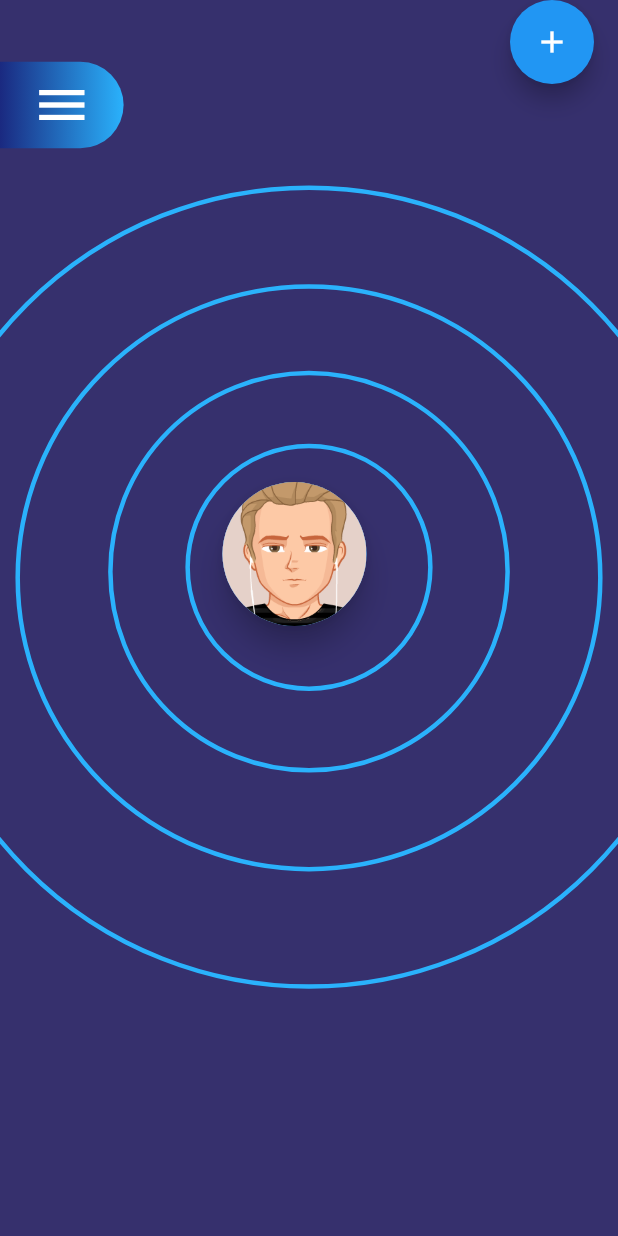
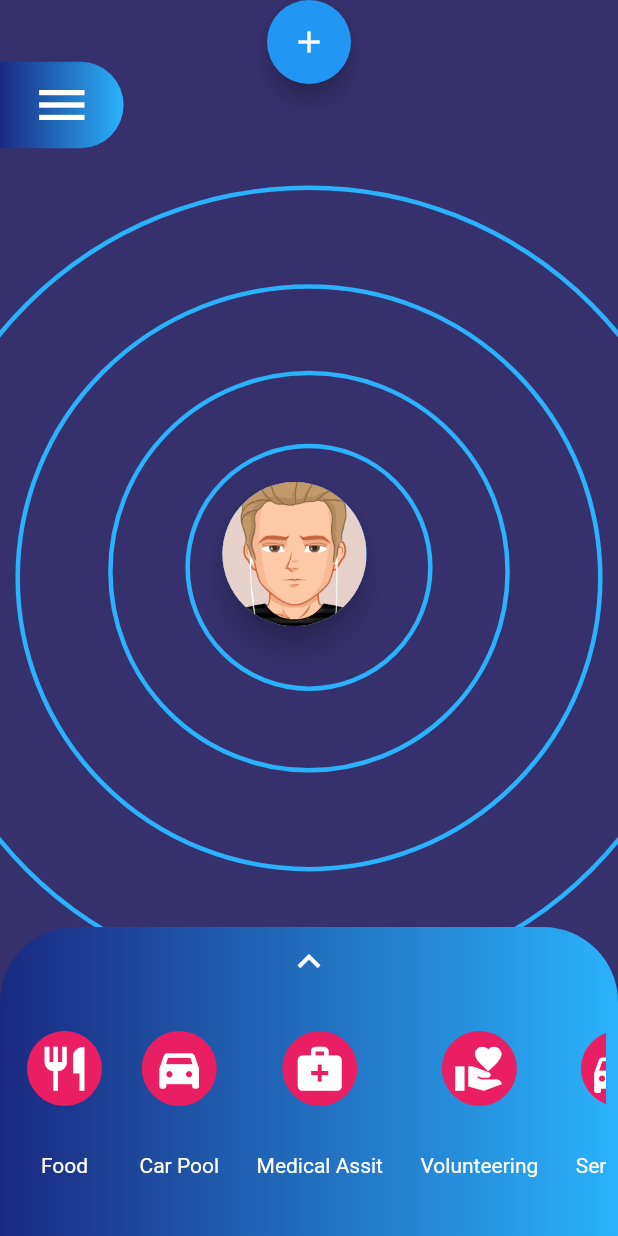
Before and after one commit to Developer-Student-Clubs-MMDU/ekjut, a Flutter app: the HomePage screen opened directly, on a phone screen of 412 x 824 dp. Run offline on Flutter 3.47's test engine with Material 2 defaults, Android fonts, the phone set to English and light mode, and no system bars.

Commit message:
New Commit

```diff
--- /dev/null
+++ b/new_login/lib/models/bottomsheet_list.dart
@@ -0,0 +1,76 @@
+import 'package:flutter/material.dart';
+
+class ButtonSheetInfo {
+  Widget widget;
+  String name;
+  ButtonSheetInfo({required this.name, required this.widget});
+}
+
+List<ButtonSheetInfo> listBottomSheet = [
+  ButtonSheetInfo(
+      name: "Food",
+      widget: Container(
+         height: 50,
+        width: 50,
+        alignment: Alignment.center,
+          decoration: BoxDecoration(
+            color: Colors.pink,
+            borderRadius: BorderRadius.circular(50)),
+          child: const Icon(
+            Icons.restaurant_outlined,
+            size: 35,
+            color: Colors.white,
+          ))),
+  ButtonSheetInfo(
+      name: "Car Pool",
+      widget: Container(
+        height: 50,
+        width: 50,
+        alignment: Alignment.center,
+          decoration: BoxDecoration(
+            color: Colors.pink,
+            borderRadius: BorderRadius.circular(50)),
+          child: const Icon(
+             Icons.directions_car_filled,
+            color: Colors.white,size: 35,
+          ))),
+  ButtonSheetInfo(
+      name: "Medical Assit",
+      widget: Container(
+        height: 50,
+        width: 50,
+        alignment: Alignment.center,
+          decoration: BoxDecoration(
+            color: Colors.pink,
+            borderRadius: BorderRadius.circular(50)),
+          child: const Icon(
+             Icons.medical_services,
+            color: Colors.white,size: 35,
+          ))),
+  ButtonSheetInfo(
+      name: "Volunteering",
+      widget: Container(
+        height: 50,
+        width: 50,
+        alignment: Alignment.center,
+          decoration: BoxDecoration(
+            color: Colors.pink,
+            borderRadius: BorderRadius.circular(50)),
+          child: const Icon(
+             Icons.volunteer_activism,size: 35,
+            color: Colors.white,
+          ))),
+  ButtonSheetInfo(
+      name: "Service 1",
+      widget: Container(
+        height: 50,
+        width: 50,
+        alignment: Alignment.center,
+          decoration: BoxDecoration(
+            color: Colors.pink,
+            borderRadius: BorderRadius.circular(50)),
+          child: const Icon(
+             Icons.taxi_alert,size: 35,
+            color: Colors.white,
+          ))),
+];
--- a/new_login/lib/pages/home_page.dart
+++ b/new_login/lib/pages/home_page.dart
@@ -1,132 +1,233 @@
-// import 'package:dotted_border/dotted_border.dart';
-//import 'package:dotted_decoration/dotted_decoration.dart';
+import 'dart:ui';
+
 import 'package:flutter/material.dart';
+import 'package:flutter/rendering.dart';
+import '../models/bottomsheet_list.dart';
 import 'package:new_login/pages/login_page.dart';
-// import '../style.dart';
 import '../widgets/build_circle.dart';
-// import 'package:measured_size/measured_size.dart';
 import '../size_config.dart';
 import '../models/buildpeople.dart';
 import 'dart:math';
+bool isSwipeUp = false;
 // Size wsize = Size.zero;
 String generateRandomString(int len) {
   var r = Random();
-  const _chars = 'AaBbCcDdEeFfGgHhIiJjKkLlMmNnOoPpQqRrSsTtUuVvWwXxYyZz1234567890';
+  const _chars =
+      'AaBbCcDdEeFfGgHhIiJjKkLlMmNnOoPpQqRrSsTtUuVvWwXxYyZz1234567890';
   return List.generate(len, (index) => _chars[r.nextInt(_chars.length)]).join();
 }
-double height=0.0;
-double width = 0.0 ;
-class HomePage  extends StatefulWidget {
-  const HomePage ({ Key? key }) : super(key: key);
+
+double height = 0.0;
+double width = 0.0;
+
+class HomePage extends StatefulWidget {
+  const HomePage({Key? key}) : super(key: key);
 
   @override
   _HomePageState createState() => _HomePageState();
 }
 
 class _HomePageState extends State<HomePage> {
-  double  randnum(n){
+  double randnum(n) {
     Random rand = new Random();
-    double randNum = rand.nextDouble()*n;
+    double randNum = rand.nextDouble() * n;
 
-   return randNum ;
+    return randNum;
   }
+
 
   @override
   Widget build(BuildContext context) {
     SizeConfig().init(context);
-     height =SizeConfig.screenHeight!;
+    height = SizeConfig.screenHeight!;
     width = SizeConfig.screenWidth!;
     return SafeArea(
       child: Scaffold(
-
-         //appBar: AppBar(elevation: 0,),
+        ///appBar: AppBar(elevation: 0,),
         backgroundColor: primaryColor,
-        // body: Center(
-        //   child: Container(
-        //     height: width-15,
-        //     width: width-15,
-        //     color: Colors.black12,
-
         body: Container(
           width: width,
           height: height,
           color: primaryColor,
+          child: GestureDetector(
+            onPanEnd: (details){
+                            print(details.velocity.pixelsPerSecond.dy.toString());
+                            print(details.velocity.pixelsPerSecond.dx.toString());
+                          if(details.velocity.pixelsPerSecond.dy<-100){
+                            setState(() {
+                              isSwipeUp = true;
+                            });
+
+                          }
+                          else{
+                            setState(() {
+                              isSwipeUp = false;
+                            });
+                          }
+                        },
+
+                    //  onVerticalDragEnd: (details){
+                    //    print(details.velocity.pixelsPerSecond.dy);
+                    //    print(details.velocity.pixelsPerSecond.dx);
+
+                    //  },
+
             child: Stack(
               //  alignment: AlignmentDirectional.center,
               // ignore: deprecated_member_use
-              //  overflow: Overflow.clip,
+              // overflow: Overflow.clip,
               //clipBehavior: Clip.hardEdge,
               children: [
-
                 // Center(child: getCon(height, width)),
 
-                  Positioned(     /// [Menu Button]
+                Positioned(
+                  /// [Menu Button]
                   left: 0.0,
-                    top: height*0.05,
+                  top: height * 0.05,
                   child: Container(
-                      height: height*0.07,
-                      width: width*0.2,
-                      decoration:const BoxDecoration(
-                        borderRadius: BorderRadius.only(topRight: Radius.circular(30,),bottomRight: Radius.circular(30)),
+                    height: height * 0.07,
+                    width: width * 0.2,
+                    decoration: const BoxDecoration(
+                      borderRadius: BorderRadius.only(
+                          topRight: Radius.circular(
+                            30,
+                          ),
+                          bottomRight: Radius.circular(30)),
                       gradient: LinearGradient(
-
-                       begin: Alignment.centerLeft,end: Alignment.centerRight, colors: [
+                          begin: Alignment.centerLeft,
+                          end: Alignment.centerRight,
+                          colors: [
                             Color.fromRGBO(26, 41, 128, 100),
                             Color.fromRGBO(42, 178, 252, 90),
                           ]),
                     ),
                     alignment: Alignment.center,
-                      child: const Icon(Icons.menu,color: Colors.white,size: 40,),
+                    child: const Icon(
+                      Icons.menu,
+                      color: Colors.white,
+                      size: 40,
+                    ),
                   ),
                 ),
                 Positioned(
-                   top: (height*0.15),
-                   right: -width*0.15,
-                  child: BuildCircle(color: const Color.fromRGBO(42, 178, 252, 90), radius:width*1.3),),
+                  top: (height * 0.15),
+                  right: -width * 0.15,
+                  child: BuildCircle(
+                      color: const Color.fromRGBO(42, 178, 252, 90),
+                      radius: width * 1.3),
+                ),
                 Positioned(
-                   top: (height*0.23),
-                   right: width*0.025,
-                  child: BuildCircle(color: const Color.fromRGBO(42, 178, 252, 90), radius:width*0.95),),
+                  top: (height * 0.23),
+                  right: width * 0.025,
+                  child: BuildCircle(
+                      color: const Color.fromRGBO(42, 178, 252, 90),
+                      radius: width * 0.95),
+                ),
                 Positioned(
-                   top: (height*0.30),
-                   right: width*0.175,
-                  child: BuildCircle(color: const Color.fromRGBO(42, 178, 252, 90), radius:width*0.65),),
+                  top: (height * 0.30),
+                  right: width * 0.175,
+                  child: BuildCircle(
+                      color: const Color.fromRGBO(42, 178, 252, 90),
+                      radius: width * 0.65),
+                ),
                 Positioned(
-                   top: (height*0.359),
-                   right: width*0.3,
-                  child: BuildCircle(color: const Color.fromRGBO(42, 178, 252, 90), radius:width*0.4),),
+                  top: (height * 0.359),
+                  right: width * 0.3,
+                  child: BuildCircle(
+                      color: const Color.fromRGBO(42, 178, 252, 90),
+                      radius: width * 0.4),
+                ),
                 Positioned(
-                    top: height*0.39,
-                    left: width*0.36,
+                  top: height * 0.39,
+                  left: width * 0.36,
                   child: const Material(
                     shape: CircleBorder(),
                     elevation: 8.0,
-                      child:  CircleAvatar(
+                    child: CircleAvatar(
                         radius: 48,
-                        backgroundImage: AssetImage("assets/images/randomPic_OfGuy.png")),
+                        backgroundImage:
+                            AssetImage("assets/images/randomPic_OfGuy.png")),
                   ),
                 ),
 
+                //  const Positioned(
+                //    top: 0.0,
 
-                    for(final itr in buildpeople)
-                     Positioned(top: itr.posW,
+                //    child: ButtonSheetSwpieUp()),
+                // Positioned(
+                //   bottom: 0.0,
+                //   child: ButtonSheetSwpieUp()),
+
+                for (final itr in buildpeople)
+                  Positioned(
+                    top: itr.posW,
                     left: itr.posH,
-                       child: itr,),
+                    child: itr,
+                  ),
 
+                  AnimatedOpacity(
+                    duration: const  Duration(milliseconds: 400),
+                    opacity: (isSwipeUp)?1.0:0.0,
+                  child: BackdropFilter(filter: ImageFilter.blur(sigmaX: 5.0,sigmaY: 5.0),
 
+                    child: Container(
+                      color: Colors.black.withOpacity(0.2),
+                    ),),
+                  ),
+
+                AnimatedPositioned(
+                  curve: Curves.decelerate,
+                  duration: const Duration(milliseconds: 400),
+                  bottom: isSwipeUp?0.0:-(height*0.25),
+                    child: GestureDetector(
+
+                      ///This method was not [smooth]
+                        // onPanUpdate: (details) {
+                        //   if (details.delta.dx > 0) {
+                        //     setState(() {
+                        //       isSwipeUp = true;
+                        //     });
+                        //   } else {
+                        //     setState(() {
+                        //       isSwipeUp = false;
+                        //     });
+                        //   }
+                        // },
+                        onPanEnd: (details){
+                            print(details.velocity.pixelsPerSecond.dy.toString());
+                            print(details.velocity.pixelsPerSecond.dx.toString());
+                          if(details.velocity.pixelsPerSecond.dy<-100){
+                            setState(() {
+                              isSwipeUp = true;
+                            });
+
+                          }
+                          else{
+                            setState(() {
+                              isSwipeUp = false;
+                            });
+                          }
+                        },
+                        child: ButtonSheetSwpieUp()))
               ],
+            ),
           ),
         ),
         //   ),
         // ),
-        floatingActionButton: FloatingActionButton(onPressed: (){
+        floatingActionButton: FloatingActionButton(
+          onPressed: () {
             // print(w);
             // print(h);
-         double w1 = randnum(width-20);
-         double h1 =randnum(width-20);
+            double w1 = randnum(width - 20);
+            double h1 = randnum(width - 20);
             String randstr = generateRandomString(15);
             setState(() {
-            buildpeople.add(BuildPeople(posW: w1,posH: h1,id: randstr,));
+              buildpeople.add(BuildPeople(
+                posW: w1,
+                posH: h1,
+                id: randstr,
+              ));
               // iD.add(id(tag:randstr));
             });
             print(w1);
@@ -134,72 +235,109 @@ class _HomePageState extends State<HomePage> {
             print(buildpeople.length);
             // print(wsize.width.toString());
             // print(wsize.height.toString());
-
           },
-        child: const Icon(
-          Icons.add
+          child: const Icon(Icons.add),
         ),
-        ),
-        floatingActionButtonLocation: FloatingActionButtonLocation.endTop,
-
-
+        floatingActionButtonLocation: FloatingActionButtonLocation.centerTop,
       ),
     );
   }
 }
 
+class ButtonSheetSwpieUp extends StatefulWidget {
+  const ButtonSheetSwpieUp({Key? key}) : super(key: key);
 
+  @override
+  State<ButtonSheetSwpieUp> createState() => _ButtonSheetSwpieUpState();
+}
 
+class _ButtonSheetSwpieUpState extends State<ButtonSheetSwpieUp> {
+  @override
+  Widget build(BuildContext context) {
+    return  Container(
+      height: height * 0.5,
+      width: width,
+      // color: Colors.white,
+      decoration: const BoxDecoration(
+        gradient: LinearGradient(colors: [
+          Color.fromRGBO(26, 41, 128, 100),
+                  Color.fromRGBO(42, 178, 252, 100),
+        ]),
+        borderRadius: BorderRadius.only(topLeft: Radius.circular(50),topRight: Radius.circular(50))
+        ),
 
+      // duration: const Duration(milliseconds: 400),
+      // transform: Matrix4.translationValues(0, 0, 0)
+      // ..scale(0),
+      child: Padding(
+        padding: const EdgeInsets.all(8.0),
+        child: Column(
+          mainAxisAlignment: MainAxisAlignment.start,
+          children: [
+            Row(
+              mainAxisAlignment: MainAxisAlignment.center,
+              crossAxisAlignment: CrossAxisAlignment.start,
+              children:  [(isSwipeUp)?Icon(Icons.expand_more_outlined,size: 30,color: Colors.white,):
+              Icon(Icons.expand_less_outlined,size: 30,color: Colors.white,)
+              ],),
+            Expanded(
+              child: ListView.builder(
+                  scrollDirection: Axis.horizontal,
+                  shrinkWrap: true,
+                  itemCount: listBottomSheet.length,
+                  itemBuilder: (context, index) {
+                    return Padding(
+                      padding: isSwipeUp? const EdgeInsets.all(8.0): const EdgeInsets.only(left: 10,right: 15),
+                      child: Column(
+                        mainAxisAlignment: MainAxisAlignment.spaceEvenly,
+                        // crossAxisAlignment: CrossAxisAlignment.start,
+                        children: [
+                          listBottomSheet[index].widget,
+                          Text(
+                            listBottomSheet[index].name,
+                            style: const TextStyle(color: Colors.white),
+                          )
+                        ],
+                      ),
+                    );
+                  }),
+            ),
+            Container(
+              height: isSwipeUp? height*0.25:height*0.25,
+              width: width,
+              child: ListView.builder(
+                  itemCount: 8,
+                  shrinkWrap: true,
+                  itemBuilder: (context, index) => Padding(
+                        padding: const EdgeInsets.all(10.0),
+                        child: Container(
+                          height: 25,
+                          width: 20,
+                           color: const  Color(0xFF1C173D) ,
+                          // color: Colors.pink,
+                        ),
+                      )),
+            )
+          ],
+        ),
+      ),
+    );
+  }
+}
 
+class Demo extends StatelessWidget {
+  const Demo({Key? key}) : super(key: key);
 
-/// [List.builder] && [List.seperator] was used to generate list of people in our stack widgets
-                // Positioned.fill(
-                //                  child: ListView.separated(
-                //                   //    physics: ClampingScrollPhysics(),
-                //                   //  scrollDirection: Axis.horizontal,
-                //                    //shrinkWrap: true,
-                //                    separatorBuilder: (context ,index)=>Divider(
-                //                      color: Colors.black,
-                //                    ),
-                //                    itemCount: buildpeople.length,
-                //                    itemBuilder: ( context , index)=>Container(
-                //                      child: buildpeople[index]
-                //                    ),
-                //                  ),
-                // ),
-
-
-
-
-
-
-
-
-// Widget getpeople(){
-
-//   return Positioned(child: Container(),);
-// }
-
-
-
-
-// [
-//   child: DottedBorder(
-//             padding: EdgeInsets.all(50),
-//             child: Container(
-//               clipBehavior: Clip.none,
-//              width: w*0.5,
-//               height: h*0.25,
-//               decoration: BoxDecoration(borderRadius: BorderRadius.circular(50),
-//                color: Colors.brown,),
-
-//       ),
-//             borderType: BorderType.Circle,
-//             strokeWidth: 4,
-//             radius: Radius.circular(50),
-
-//             color: Colors.red,
-//             dashPattern: [25,10,25,10],
-//           ),
-//           ]
+  @override
+  Widget build(BuildContext context) {
+    return AnimatedContainer(
+      duration: const Duration(milliseconds: 4000),
+      width: width,
+      height: height * 0.4,
+      decoration: const BoxDecoration(
+          color: Colors.yellow,
+          borderRadius: BorderRadius.only(
+              topRight: Radius.circular(50), topLeft: Radius.circular(50))),
+    );
+  }
+}
--- a/new_login/lib/pages/login_page.dart
+++ b/new_login/lib/pages/login_page.dart
@@ -332,6 +332,7 @@ class __loginState extends State<_login> {
 
 
 textButton(title) => Material(
+      // shape: CircleBorder(side: BorderSide.none),
       borderRadius: BorderRadius.circular(23),
       color: primaryColor,
       elevation: 5,
--- a/new_login/lib/pages/signin_page.dart
+++ b/new_login/lib/pages/signin_page.dart
@@ -185,7 +185,7 @@ class _signupState extends State<signup> {
             onTap: (){Navigator.push(
               context, MaterialPageRoute(builder: (context)=>HomePage()));
             },
-            child:textButton('Sing Up'))
+            child:textButton('Sign Up'))
         ],
       ),
     ));
```
Lines whose indentation alone changed are shown as unchanged.
